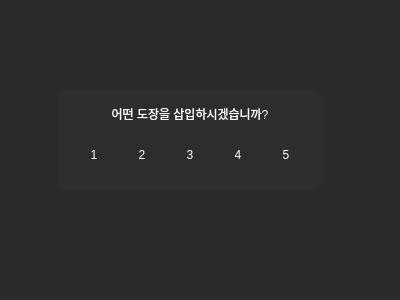
Qt form ui/stamp_overlay.ui (Glen-Lee-glitch/new_viewer) before a commit.
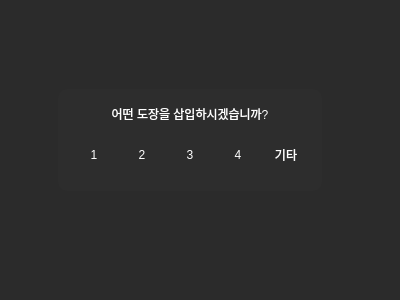
The same form after that commit.

Commit message:
feat: 5번 스탬프 버튼을 '기타' 팝업 메뉴로 변경
- stamp_overlay.ui에서 5번 버튼을 QPushButton에서 QToolButton으로 변경하고 텍스트를 '기타'로 수정
- stamp_overlay_widget.py에서 QMenu를 생성하고 '체크' QAction을 추가
- '체크' 액션 클릭 시 체크 스탬프 삽입 기능이 동작하도록 연결
- 단축키 5번은 기존 동작 유지

Diff of the .ui file:
```diff
--- a/ui/stamp_overlay.ui
+++ b/ui/stamp_overlay.ui
@@ -130,7 +130,7 @@
           </widget>
          </item>
          <item>
-          <widget class="QPushButton" name="stamp_button_5">
+          <widget class="QToolButton" name="stamp_button_5">
            <property name="minimumSize">
             <size>
              <width>40</width>
@@ -138,7 +138,10 @@
             </size>
            </property>
            <property name="text">
-            <string>5</string>
+            <string>기타</string>
+           </property>
+           <property name="popupMode">
+            <enum>QToolButton::InstantPopup</enum>
            </property>
           </widget>
          </item>
```
The commit also changes 1 other file.
